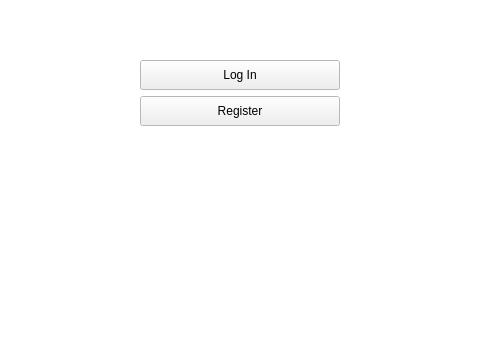
constantin1215/Scaip, file client/mainwindow.ui: the form before one commit; both pictures show x 360 to 840 and y 246 to 585 of the 1200 by 700 pixel window.
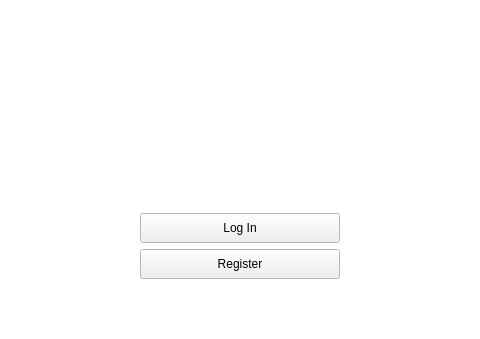
The form after the commit. The open tabs and pages were chosen to show the change.

The edit to the form file:
```diff
--- a/client/mainwindow.ui
+++ b/client/mainwindow.ui
@@ -113,6 +113,37 @@
             </property>
            </spacer>
           </item>
+          <item>
+           <widget class="QLabel" name="logoMain">
+            <property name="sizePolicy">
+             <sizepolicy hsizetype="Preferred" vsizetype="Preferred">
+              <horstretch>0</horstretch>
+              <verstretch>0</verstretch>
+             </sizepolicy>
+            </property>
+            <property name="minimumSize">
+             <size>
+              <width>0</width>
+              <height>300</height>
+             </size>
+            </property>
+            <property name="maximumSize">
+             <size>
+              <width>16777215</width>
+              <height>300</height>
+             </size>
+            </property>
+            <property name="text">
+             <string/>
+            </property>
+            <property name="scaledContents">
+             <bool>false</bool>
+            </property>
+            <property name="alignment">
+             <set>Qt::AlignCenter</set>
+            </property>
+           </widget>
+          </item>
           <item>
            <layout class="QHBoxLayout" name="horizontalLayout_15">
             <item>
```
Left out of the diff: 9 changed lines with no effect on the pictures.
